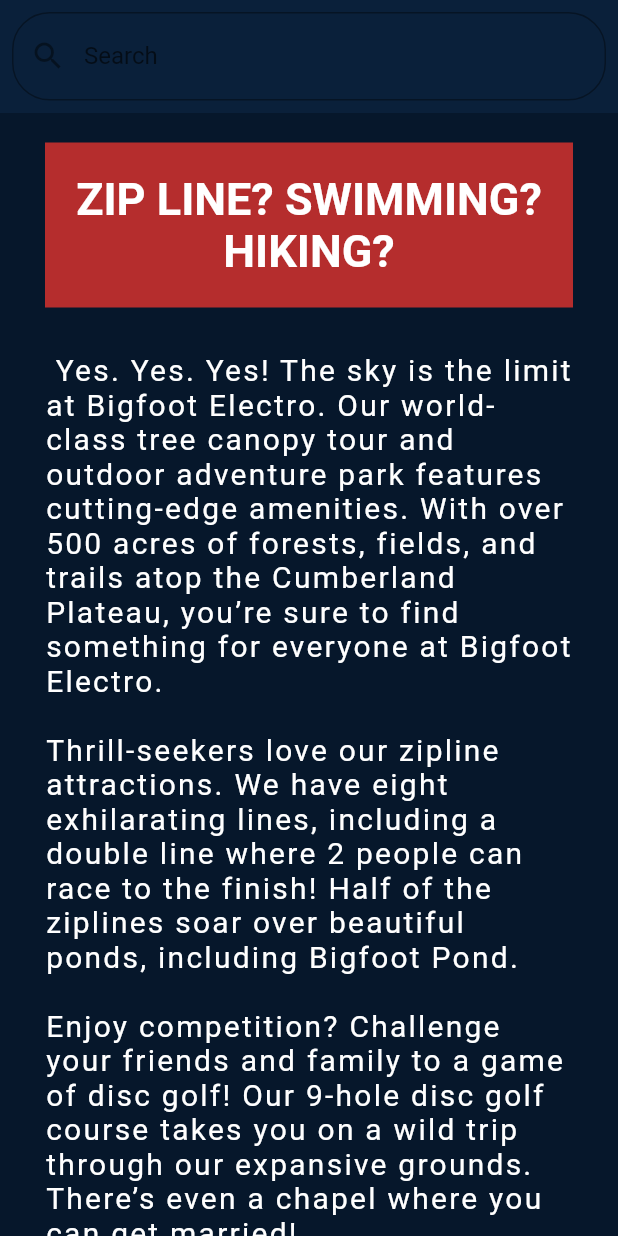
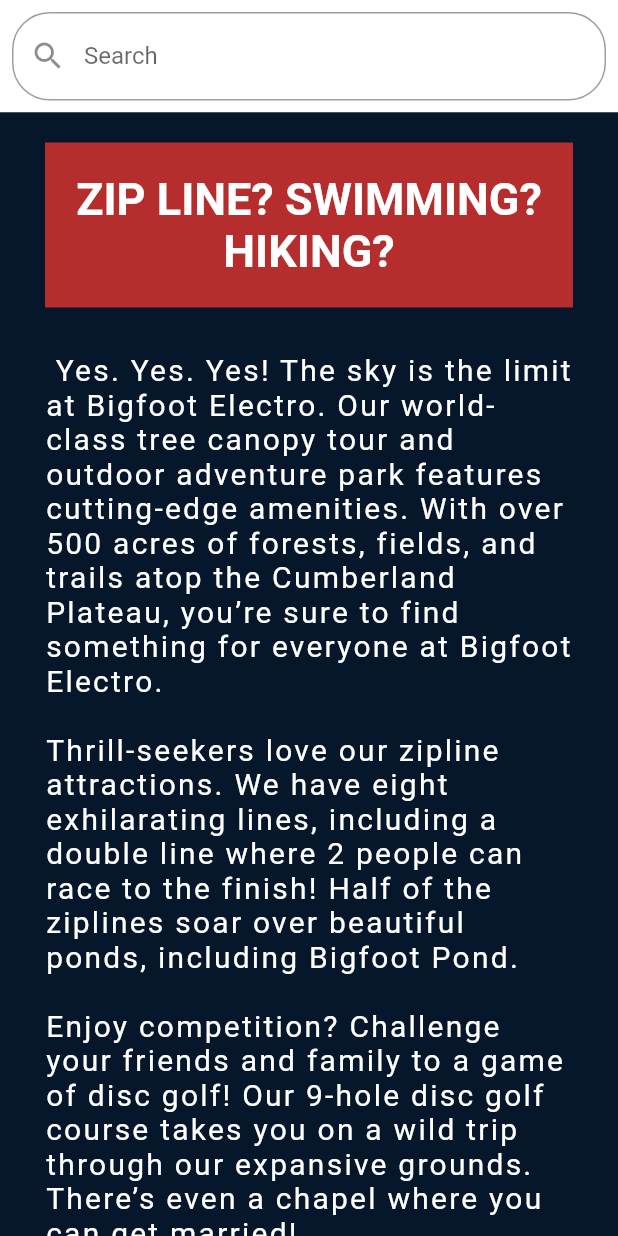
Before and after one commit to jbacher/bigfootelectro-app, a Flutter app: the InfoScreen widget shown alone on an empty page, opened directly, on a phone screen of 412 x 824 dp. Run offline on Flutter 3.47's test engine with Material 2 defaults, Android fonts, the light colour scheme and no system bars; our stand-ins replace photo_view, sticky_headers.

Commit message:
progress on announcements screen

```diff
--- a/lib/main.dart
+++ b/lib/main.dart
@@ -24,7 +24,7 @@
         "/myschedule": (context) => MainScaffold("MY SCHEDULE", myScheduleScreen()),
         "/info": (context) => MainScaffold("INFO & FAQ", InfoScreen()), //maybe call this info?
         "/map": (context) => MainScaffold("MAP", mapScreen()),
-        "/announcements": (context) => MainScaffold("ANNOUNCEMENTS", notificationScreen()),
+        "/announcements": (context) => MainScaffold("ANNOUNCEMENTS", NotificationScreen()),
       },
     );
   }
--- a/lib/screens/info/info_screen.dart
+++ b/lib/screens/info/info_screen.dart
@@ -1,4 +1,5 @@
 import 'package:bigfoot_electro/theme/style.dart';
+import 'package:bigfoot_electro/widgets/search_bar.dart';
 import 'package:flutter/material.dart';
 import 'package:bigfoot_electro/models/info.dart';
 import 'package:sticky_headers/sticky_headers.dart';
@@ -44,29 +45,17 @@
 
   @override
   Widget build(BuildContext context) {
-    return Column(
+    return ListView(
       children: <Widget>[
-        Padding(
-          padding: EdgeInsets.all(8.0),
-          child: TextField(
-            onChanged: (value) {
-              filterResults(value);
-            },
-            style: TextStyle(
+        Container(
+          decoration: BoxDecoration(
             color: Colors.white
           ),
-            decoration: InputDecoration(
-              labelText: "Search",
-              hintText: "Search",
-              prefixIcon: Icon(Icons.search),
-              border: OutlineInputBorder(
-                borderRadius: BorderRadius.all(Radius.circular(25.0))
-              )
+          child: searchBar(filterResults)
         ),
-          ),
-        ),
-        Expanded(
-          child: ListView.builder(
+          ListView.builder(
+            shrinkWrap: true,
+            physics: ClampingScrollPhysics(),
             itemCount: _currentFaqs.length,
             itemBuilder: (context, index){
               return Container(
@@ -112,7 +101,7 @@
               );
             },
           ),
-        )
+
       ],
     );
   }
--- /dev/null
+++ b/lib/screens/notifications/notification_focus.dart
@@ -0,0 +1 @@
+//screen should have back arrow instead of hamburger menu
--- /dev/null
+++ b/lib/widgets/search_bar.dart
@@ -0,0 +1,28 @@
+import 'package:bigfoot_electro/theme/style.dart';
+import 'package:flutter/material.dart';
+
+
+Widget searchBar(Function onChange) {
+  return Padding(
+            padding: EdgeInsets.all(8.0),
+            child: TextField(
+              onChanged: (value) {
+                onChange(value);
+              },
+              style: TextStyle(
+                color: BFEColors.NAVY
+              ),
+              decoration: InputDecoration(
+                labelText: "Search",
+                hintText: "Search",
+                prefixIcon: Icon(Icons.search),
+                // fillColor: BFEColors.BEIGE,
+                // hoverColor: Colors.grey,
+                border: OutlineInputBorder(
+                  borderRadius: BorderRadius.all(Radius.circular(25.0)),
+                  borderSide: BorderSide()
+                ),
+              ),
+            ),
+          );
+}
```
Also changed, not shown: lib/models/notification.dart (+39 -3 lines), lib/screens/lineup/lineup_screen.dart (+3 -17 lines), lib/screens/notifications/notification_screen.dart (+42 -4 lines). Lines whose indentation alone changed are shown as unchanged.
